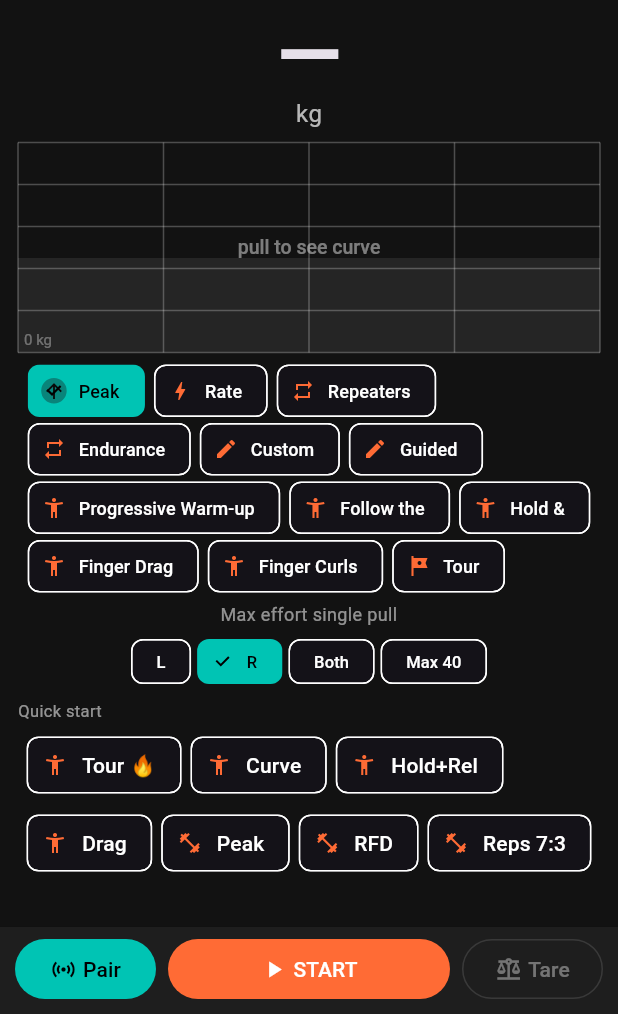
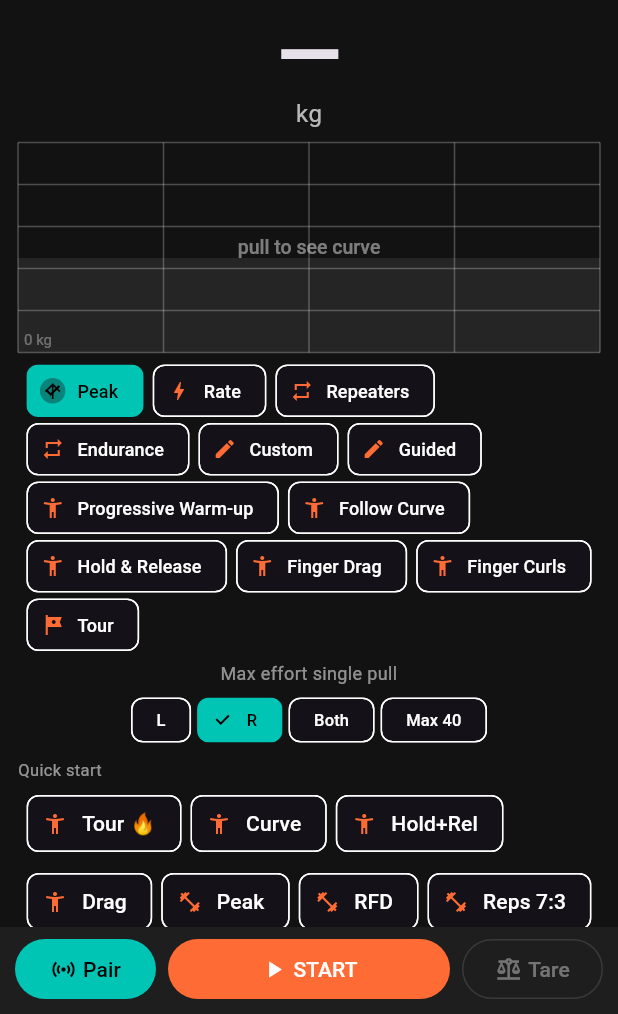
Before and after one commit to isyourbrainfoss/Progressor, a Flutter app: the LiveScreen screen opened directly, on a phone screen of 412 x 824 dp, the part 222-1236 px from its top. Run offline on Flutter 3.47's test engine with Material 3 defaults, Android fonts, the phone set to English and light mode, and no system bars; our stand-ins replace fl_chart, flutter_blue_plus, share_plus, shared_preferences; missing offline and left inert: sqlite3; accounts and stored records are empty.

Commit message:
fix(ui): protocol chips no longer read 'Follow the' / 'Hold &'
The Live protocol chips cut each label after one or two words, leaving
dangling 'Follow the' and 'Hold &'. Use explicit short labels and test
that none ends on a dangling word.

```diff
--- a/app/progressor/lib/widgets/protocol_selector.dart
+++ b/app/progressor/lib/widgets/protocol_selector.dart
@@ -1,5 +1,22 @@
 import 'package:flutter/material.dart';
 import 'package:progressor_core/progressor_core.dart';
+
+/// Short chip label. Explicit, because cutting [TestType.label] after one or
+/// two words produced "Follow the" and "Hold &".
+String protocolChipLabel(TestType t) => switch (t) {
+      TestType.peakForce => 'Peak',
+      TestType.rfd => 'Rate',
+      TestType.repeaters => 'Repeaters',
+      TestType.endurance => 'Endurance',
+      TestType.custom => 'Custom',
+      TestType.guidedWorkout => 'Guided',
+      TestType.warmupProgressive => 'Progressive Warm-up',
+      TestType.followCurve => 'Follow Curve',
+      TestType.holdRelease => 'Hold & Release',
+      TestType.fingerDrag => 'Finger Drag',
+      TestType.fingerCurl => 'Finger Curls',
+      TestType.warmupTour => 'Tour',
+    };
 
 class ProtocolSelector extends StatelessWidget {
   const ProtocolSelector({super.key, required this.current, required this.onChanged});
@@ -16,11 +33,7 @@ class ProtocolSelector extends StatelessWidget {
         runSpacing: 4,
         children: TestType.values.map((t) {
           final selected = t == current;
-          final short = t == TestType.warmupTour
-              ? 'Tour'
-              : (t.isWarmup
-                  ? t.label.split(' ').take(2).join(' ')
-                  : t.label.split(' ').first);
+          final short = protocolChipLabel(t);
           return ChoiceChip(
             label: Text(short, style: const TextStyle(fontSize: 12)),
             selected: selected,
```
Also changed, not shown: 1 other file.
